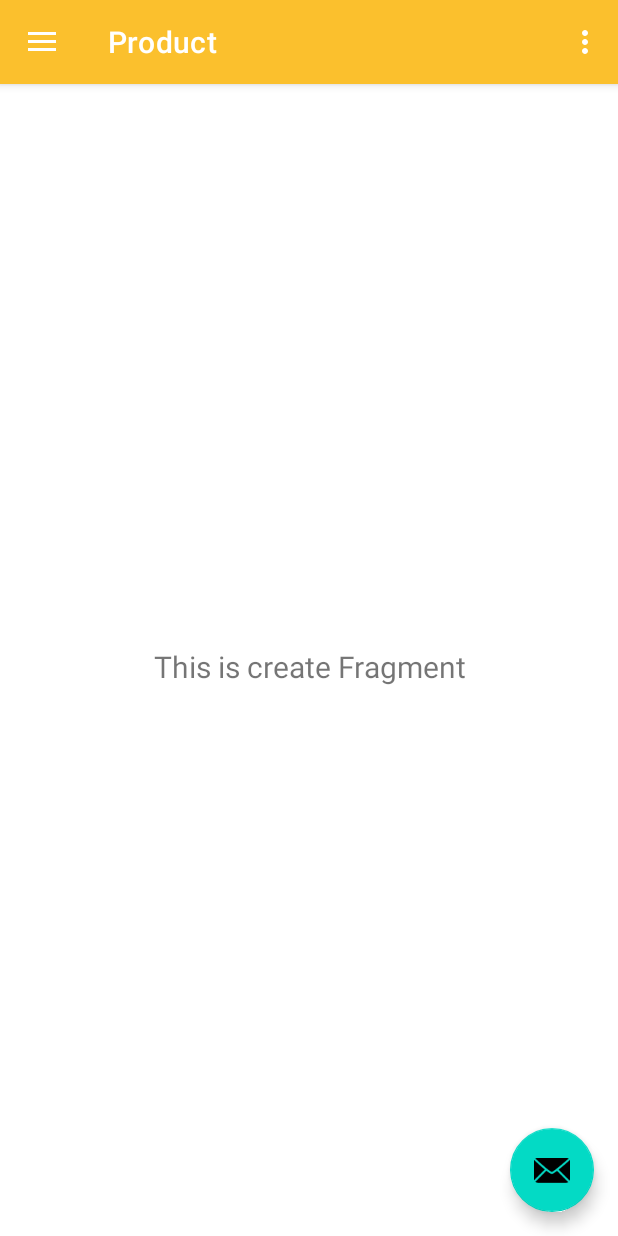
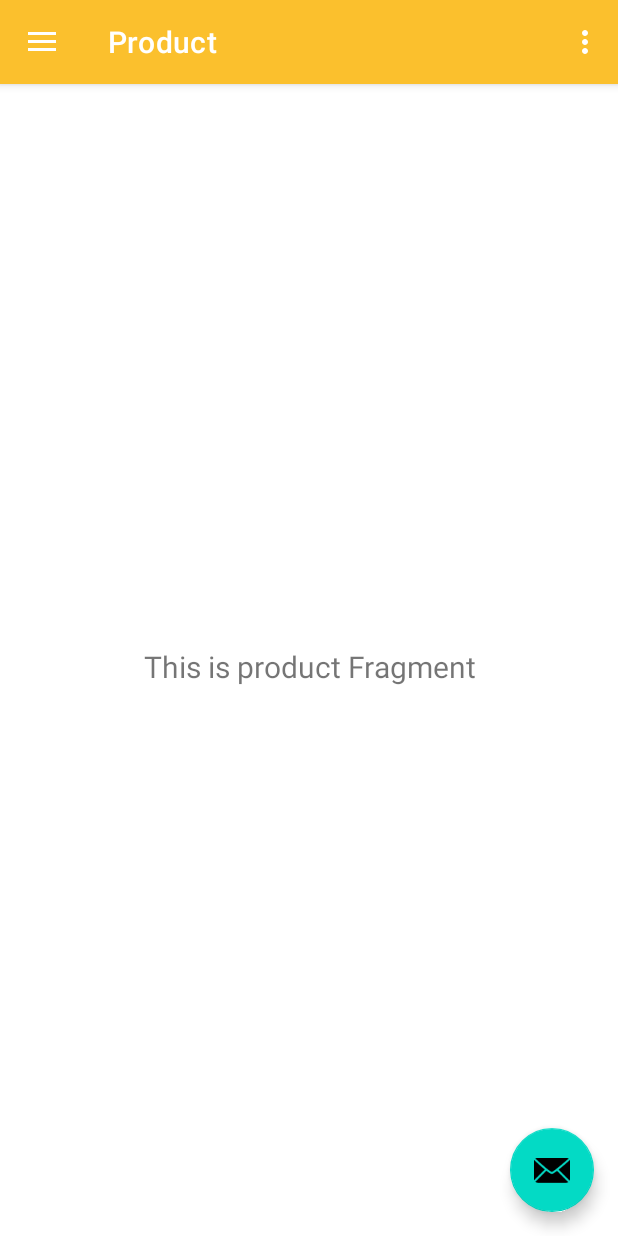
Before and after one commit to omar2702/WheelManager_Movil, an Android app: the screen it shows after launch (NavigatioBetaActivity), in the side drawer, after a tap on "Product", on a phone screen of 412 x 824 dp. Run offline under Robolectric (Android 15) with nearby library versions, the phone set to English and light mode, and no system bars; our stand-ins replace navigation-ui.

Commit message:
hot: Changes of navigation drawer

```diff
--- a/WheelManager/app/src/main/java/pe/edu/upc/wheelmanager/ui/gallery/GalleryViewModel.kt
+++ b/WheelManager/app/src/main/java/pe/edu/upc/wheelmanager/ui/gallery/GalleryViewModel.kt
@@ -7,7 +7,7 @@ import androidx.lifecycle.ViewModel
 class GalleryViewModel : ViewModel() {
 
     private val _text = MutableLiveData<String>().apply {
-        value = "This is create Fragment"
+        value = "This is product Fragment"
     }
     val text: LiveData<String> = _text
 }
--- /dev/null
+++ b/WheelManager/app/src/main/res/drawable-anydpi/ic_menu_product.xml
@@ -0,0 +1,16 @@
+<vector xmlns:android="http://schemas.android.com/apk/res/android"
+    android:width="24dp"
+    android:height="24dp"
+    android:viewportWidth="24"
+    android:viewportHeight="24"
+    android:tint="#333333"
+    android:alpha="0.6">
+  <group android:scaleX="1.1111112"
+      android:scaleY="1.1111112"
+      android:translateX="-1.3333334"
+      android:translateY="-1.3333334">
+    <path
+        android:fillColor="@android:color/white"
+        android:pathData="M21.99,8c0,-0.72 -0.37,-1.35 -0.94,-1.7L12,1 2.95,6.3C2.38,6.65 2,7.28 2,8v10c0,1.1 0.9,2 2,2h16c1.1,0 2,-0.9 2,-2l-0.01,-10zM12,13L3.74,7.84 12,3l8.26,4.84L12,13z"/>
+  </group>
+</vector>
--- a/WheelManager/app/src/main/res/menu/activity_main_drawer.xml
+++ b/WheelManager/app/src/main/res/menu/activity_main_drawer.xml
@@ -10,7 +10,7 @@
             android:title="@string/menu_home" />
         <item
             android:id="@+id/nav_gallery"
-            android:icon="@drawable/ic_menu_create"
+            android:icon="@drawable/ic_menu_product"
             android:title="@string/menu_gallery" />
         <item
             android:id="@+id/nav_slideshow"
```
Also changed, not shown: WheelManager/app/src/main/res/drawable-hdpi/ic_menu_product.png (added), WheelManager/app/src/main/res/drawable-mdpi/ic_menu_product.png (added), WheelManager/app/src/main/res/drawable-xhdpi/ic_menu_product.png (added), WheelManager/app/src/main/res/drawable-xxhdpi/ic_menu_product.png (added).
